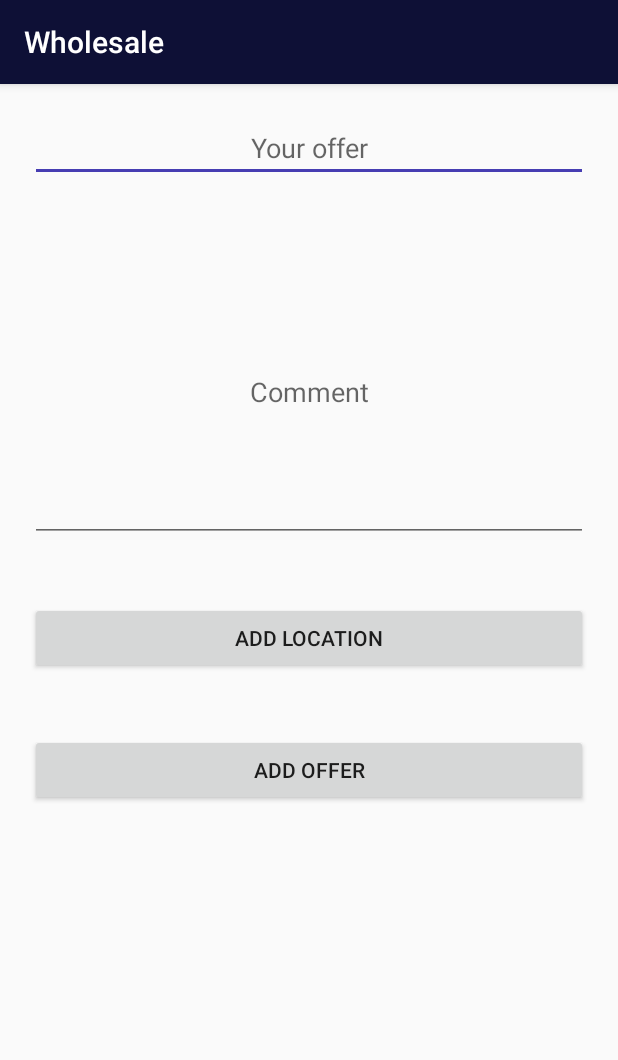
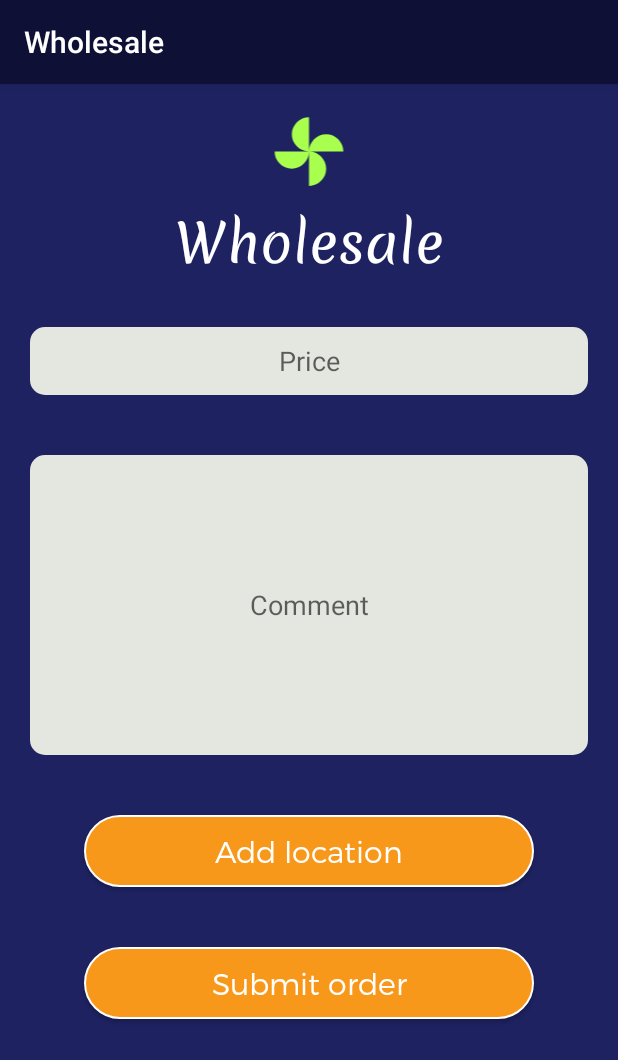
Before and after one commit to HolkerDev/Wholesale, an Android app: the Offer screen opened directly, with no data from a screen before it, on a phone screen of 412 x 824 dp. Shown: the top 1060 px of the screen. Run offline under Robolectric (Android 15) with nearby library versions, the phone set to English and light mode, and no system bars; libraries missing offline, so code that uses them is left out: com.parse.

Commit message:
Add design for new offer activity

```diff
--- a/app/src/main/res/layout/activity_offer.xml
+++ b/app/src/main/res/layout/activity_offer.xml
@@ -3,23 +3,44 @@
     xmlns:tools="http://schemas.android.com/tools"
     android:layout_width="match_parent"
     android:layout_height="match_parent"
+    xmlns:app="http://schemas.android.com/apk/res-auto"
     android:orientation="vertical"
+    android:background="@color/colorPrimaryDark"
     tools:context=".activities.Offer">
+    <!--Logo-->
+    <ImageView
+        android:layout_marginTop="20dp"
+        android:layout_width="match_parent"
+        android:layout_height="50dp"
+        app:srcCompat="@drawable/ic_logo" />
+
+    <!--Name of the app-->
+    <TextView
+        android:layout_width="match_parent"
+        android:layout_height="wrap_content"
+        android:layout_margin="10dp"
+        android:fontFamily="@font/beautiful"
+        android:gravity="center"
+        android:text="@string/app_name"
+        android:textColor="@color/colorWhite"
+        android:textSize="35sp" />
 
     <EditText
         android:id="@+id/offer_price"
         android:layout_width="match_parent"
-        android:layout_height="wrap_content"
+        android:layout_height="45dp"
         android:layout_margin="20dp"
         android:ems="10"
         android:gravity="center"
-        android:hint="Your offer"
+        android:background="@drawable/gaps"
+        android:hint="Price"
         android:inputType="textMultiLine" />
 
     <EditText
         android:id="@+id/offer_comment"
         android:layout_width="match_parent"
         android:layout_height="200dp"
+        android:background="@drawable/gaps"
         android:layout_margin="20dp"
         android:ems="10"
         android:gravity="center"
@@ -28,16 +49,27 @@
 
     <Button
         android:id="@+id/offer_add_location"
-        android:layout_width="match_parent"
+        android:layout_width="300dp"
         android:layout_height="wrap_content"
+        android:layout_gravity="center"
         android:layout_margin="20dp"
+        android:background="@drawable/btn_rounded"
+        android:fontFamily="@font/trueno_lt"
+        android:textAllCaps="false"
+        android:textColor="@color/colorWhite"
+        android:textSize="20sp"
         android:text="Add location" />
 
     <Button
         android:id="@+id/offer_submit"
-        android:layout_width="match_parent"
+        android:layout_width="300dp"
         android:layout_height="wrap_content"
-        android:layout_gravity="bottom"
+        android:layout_gravity="center"
         android:layout_margin="20dp"
-        android:text="Add offer" />
+        android:background="@drawable/btn_rounded"
+        android:fontFamily="@font/trueno_lt"
+        android:textAllCaps="false"
+        android:textColor="@color/colorWhite"
+        android:textSize="20sp"
+        android:text="Submit order" />
 </LinearLayout>
```
